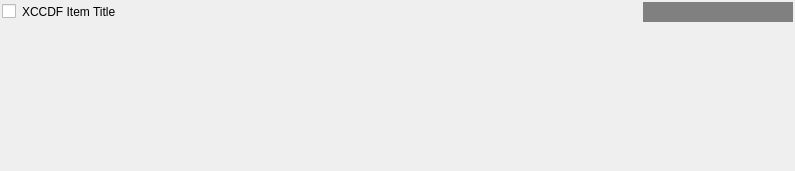
This is ui/RuleResultItem.ui in OpenSCAP/scap-workbench as Qt 5 draws it before an edit. The edited form follows.
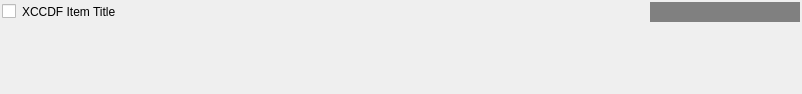
This is the edited form.

Commit message: Highlight currently processed rule

Patch:
```diff
--- a/ui/RuleResultItem.ui
+++ b/ui/RuleResultItem.ui
@@ -6,10 +6,16 @@
    <rect>
     <x>0</x>
     <y>0</y>
-    <width>795</width>
-    <height>171</height>
+    <width>802</width>
+    <height>94</height>
    </rect>
   </property>
+  <property name="sizePolicy">
+   <sizepolicy hsizetype="Preferred" vsizetype="Maximum">
+    <horstretch>0</horstretch>
+    <verstretch>0</verstretch>
+   </sizepolicy>
+  </property>
   <layout class="QVBoxLayout" name="verticalLayout">
    <property name="margin">
     <number>2</number>
```
The commit also changes 2 other files.
